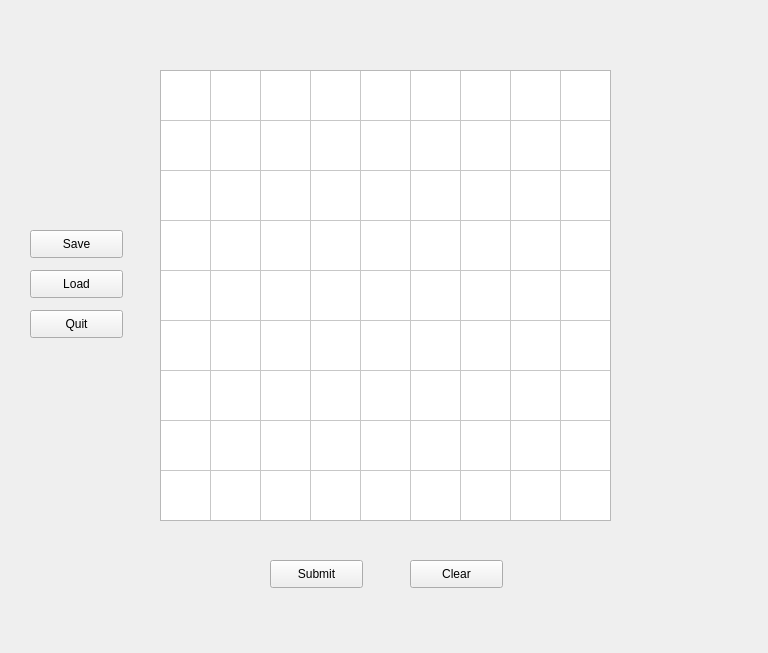
First picture: the form in sudoku.ui, repository edwardbottom/Sudoku_Python, before the edit.
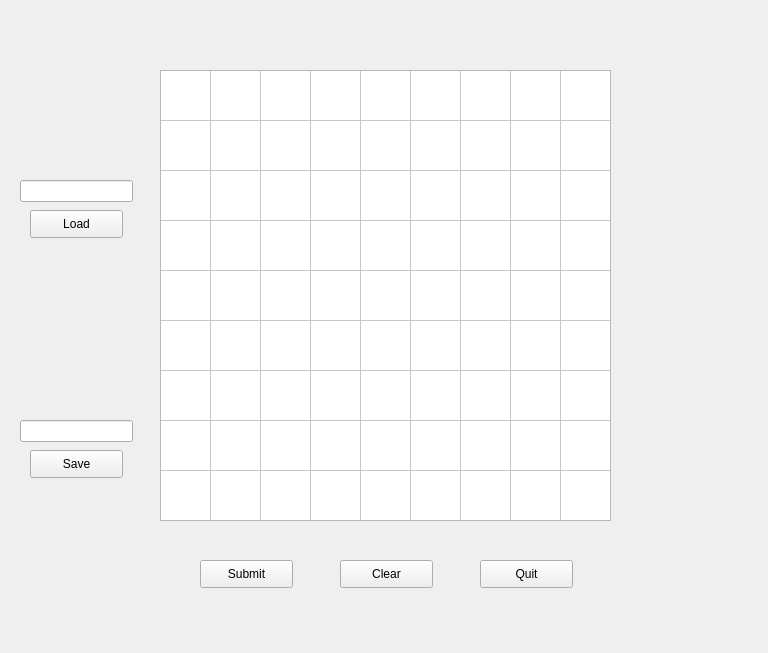
Second picture: the form after the edit.

```diff
--- a/sudoku.ui
+++ b/sudoku.ui
@@ -16,7 +16,7 @@
   <widget class="QPushButton" name="clearButton">
    <property name="geometry">
     <rect>
-     <x>410</x>
+     <x>340</x>
      <y>560</y>
      <width>93</width>
      <height>28</height>
@@ -29,8 +29,8 @@
   <widget class="QPushButton" name="quitButton">
    <property name="geometry">
     <rect>
-     <x>30</x>
-     <y>310</y>
+     <x>480</x>
+     <y>560</y>
      <width>93</width>
      <height>28</height>
     </rect>
@@ -43,7 +43,7 @@
    <property name="geometry">
     <rect>
      <x>30</x>
-     <y>270</y>
+     <y>210</y>
      <width>93</width>
      <height>28</height>
     </rect>
@@ -56,7 +56,7 @@
    <property name="geometry">
     <rect>
      <x>30</x>
-     <y>230</y>
+     <y>450</y>
      <width>93</width>
      <height>28</height>
     </rect>
@@ -129,7 +129,7 @@
   <widget class="QPushButton" name="submitButton">
    <property name="geometry">
     <rect>
-     <x>270</x>
+     <x>200</x>
      <y>560</y>
      <width>93</width>
      <height>28</height>
@@ -139,6 +139,26 @@
     <string>Submit</string>
    </property>
   </widget>
+  <widget class="QLineEdit" name="loadText">
+   <property name="geometry">
+    <rect>
+     <x>20</x>
+     <y>180</y>
+     <width>113</width>
+     <height>22</height>
+    </rect>
+   </property>
+  </widget>
+  <widget class="QLineEdit" name="saveText">
+   <property name="geometry">
+    <rect>
+     <x>20</x>
+     <y>420</y>
+     <width>113</width>
+     <height>22</height>
+    </rect>
+   </property>
+  </widget>
  </widget>
  <layoutdefault spacing="6" margin="11"/>
  <resources/>
```
